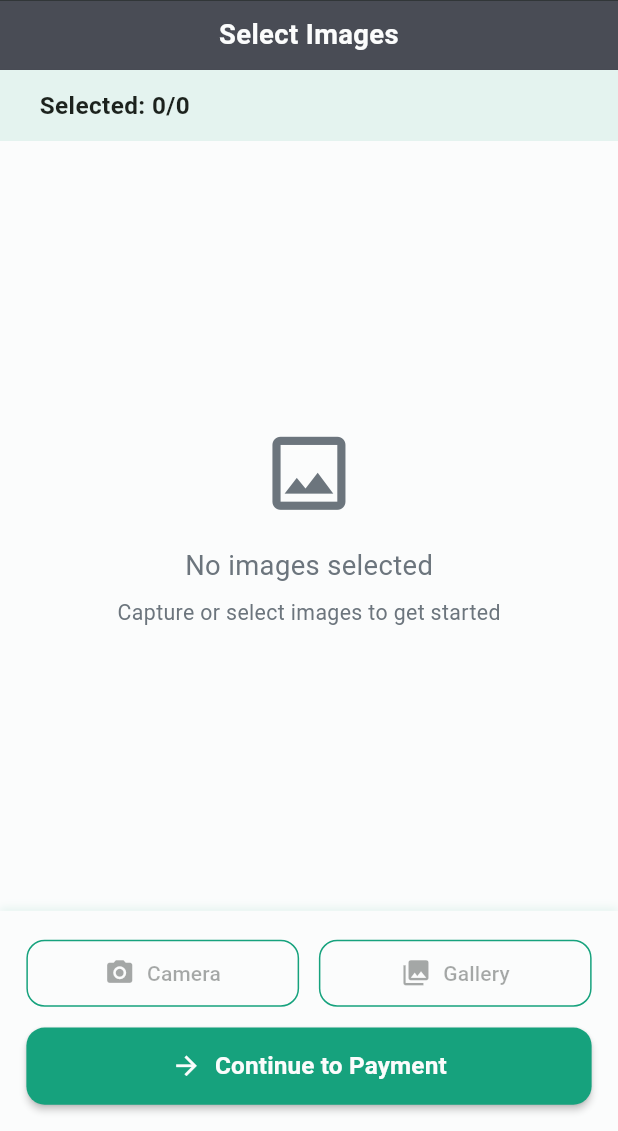
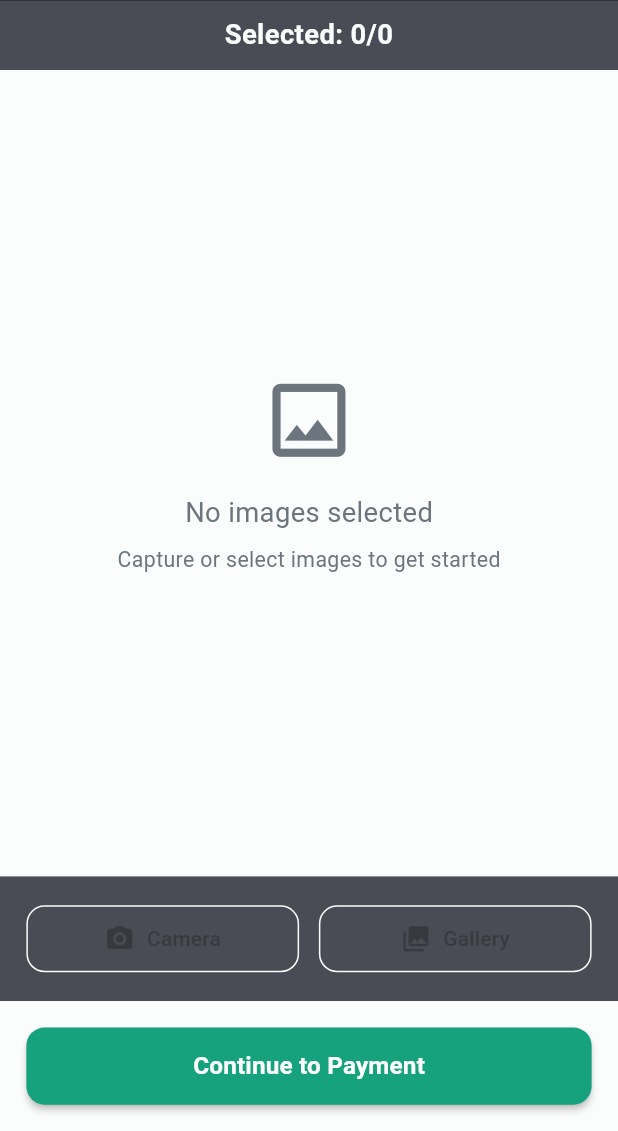
Before and after one commit to devmhsagar/realtog, a Flutter app: the SelectImagesPage screen opened by its route, on a phone screen of 412 x 824 dp, the part 105-1236 px from its top. Run offline on Flutter 3.47's test engine with Material 3 defaults, Android fonts, the phone set to English and light mode, and no system bars; our stand-ins replace dio, flutter_riverpod, flutter_screenutil, flutter_secure_storage, fpdart, go_router and 2 more; accounts and stored records are empty.

Commit message:
Adapted select images page design

```diff
--- a/lib/pages/select_images/select_images_page.dart
+++ b/lib/pages/select_images/select_images_page.dart
@@ -160,42 +160,13 @@ class _SelectImagesPageState extends ConsumerState<SelectImagesPage> {
 
   @override
   Widget build(BuildContext context) {
-    final int remainingSlots = widget.maxImages - _selectedImages.length;
-
     return Scaffold(
-      appBar: const ReusableAppBar(
-        title: 'Select Images',
+      appBar: ReusableAppBar(
+        title: 'Selected: ${_selectedImages.length}/${widget.maxImages}',
       ),
       body: SafeArea(
         child: Column(
           children: [
-            // Image count indicator
-            Container(
-              width: double.infinity,
-              padding: EdgeInsets.symmetric(horizontal: 24.w, vertical: 12.h),
-              color: AppColors.primary.withValues(alpha: 0.1),
-              child: Row(
-                mainAxisAlignment: MainAxisAlignment.spaceBetween,
-                children: [
-                  Text(
-                    'Selected: ${_selectedImages.length}/${widget.maxImages}',
-                    style: TextStyle(
-                      fontSize: 16.sp,
-                      fontWeight: FontWeight.w600,
-                      color: AppColors.textPrimary,
-                    ),
-                  ),
-                  if (remainingSlots > 0)
-                    Text(
-                      '$remainingSlots remaining',
-                      style: TextStyle(
-                        fontSize: 14.sp,
-                        color: AppColors.textSecondary,
-                      ),
-                    ),
-                ],
-              ),
-            ),
             // Image grid
             Expanded(
               child: _selectedImages.isEmpty
@@ -293,23 +264,11 @@ class _SelectImagesPageState extends ConsumerState<SelectImagesPage> {
                       },
                     ),
             ),
-            // Action buttons
+            // Camera and Gallery buttons container
             Container(
               padding: EdgeInsets.all(16.w),
-              decoration: BoxDecoration(
-                color: AppColors.surface,
-                boxShadow: [
-                  BoxShadow(
-                    color: AppColors.primary.withValues(alpha: 0.1),
-                    blurRadius: 4,
-                    offset: const Offset(0, -2),
-                  ),
-                ],
-              ),
-              child: Column(
-                mainAxisSize: MainAxisSize.min,
-                children: [
-                  Row(
+              color: AppColors.appBarTitleBackground,
+              child: Row(
                 children: [
                   Expanded(
                     child: OutlinedButton.icon(
@@ -319,8 +278,8 @@ class _SelectImagesPageState extends ConsumerState<SelectImagesPage> {
                       icon: Icon(Icons.camera_alt, size: 20.sp),
                       label: const Text('Camera'),
                       style: OutlinedButton.styleFrom(
-                            foregroundColor: AppColors.primary,
-                            side: BorderSide(color: AppColors.primary),
+                        foregroundColor: AppColors.textLight,
+                        side: BorderSide(color: AppColors.textLight),
                         padding: EdgeInsets.symmetric(vertical: 12.h),
                         shape: RoundedRectangleBorder(
                           borderRadius: BorderRadius.circular(12.r),
@@ -337,8 +296,8 @@ class _SelectImagesPageState extends ConsumerState<SelectImagesPage> {
                       icon: Icon(Icons.photo_library, size: 20.sp),
                       label: const Text('Gallery'),
                       style: OutlinedButton.styleFrom(
-                            foregroundColor: AppColors.primary,
-                            side: BorderSide(color: AppColors.primary),
+                        foregroundColor: AppColors.textLight,
+                        side: BorderSide(color: AppColors.textLight),
                         padding: EdgeInsets.symmetric(vertical: 12.h),
                         shape: RoundedRectangleBorder(
                           borderRadius: BorderRadius.circular(12.r),
@@ -348,8 +307,12 @@ class _SelectImagesPageState extends ConsumerState<SelectImagesPage> {
                   ),
                 ],
               ),
-                  SizedBox(height: 12.h),
-                  SizedBox(
+            ),
+            // Continue to Payment button
+            Container(
+              padding: EdgeInsets.all(16.w),
+              color: AppColors.surface,
+              child: SizedBox(
                 width: double.infinity,
                 child: ElevatedButton(
                   onPressed: _navigateToPayment,
@@ -362,23 +325,14 @@ class _SelectImagesPageState extends ConsumerState<SelectImagesPage> {
                     ),
                     elevation: 2,
                   ),
-                      child: Row(
-                        mainAxisAlignment: MainAxisAlignment.center,
-                        children: [
-                          Icon(Icons.arrow_forward, size: 20.sp),
-                          SizedBox(width: 8.w),
-                          Text(
+                  child: Text(
                     'Continue to Payment',
                     style: TextStyle(
                       fontSize: 16.sp,
                       fontWeight: FontWeight.w600,
                     ),
                   ),
-                        ],
                 ),
-                    ),
-                  ),
-                ],
               ),
             ),
           ],
```
Lines whose indentation alone changed are shown as unchanged.
